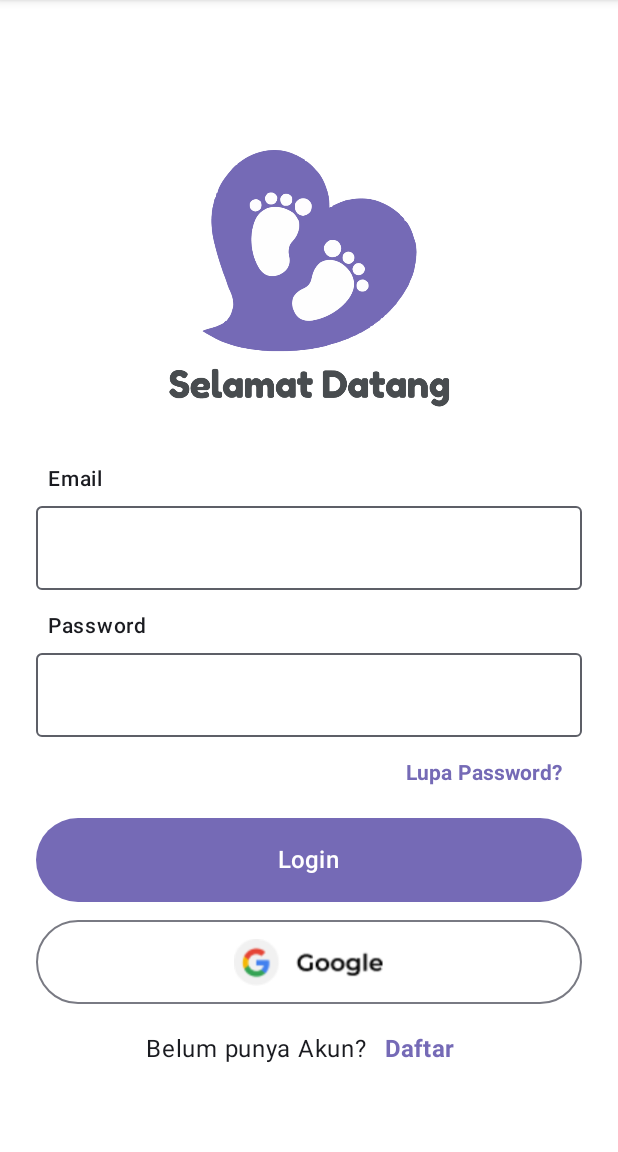
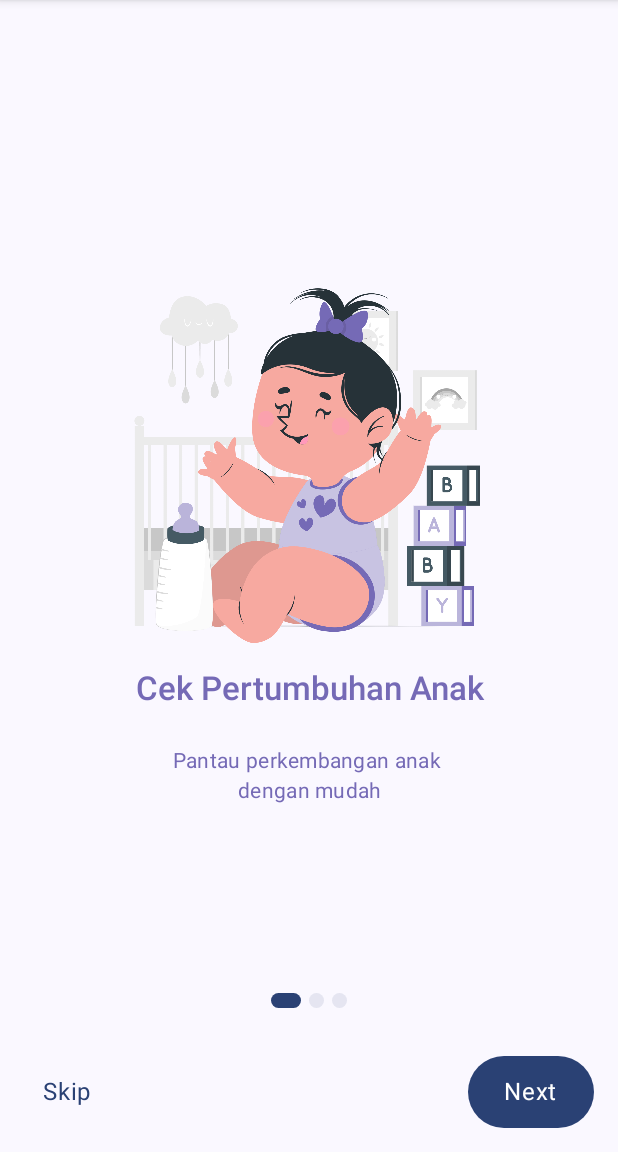
Before and after one commit to stuncare/stuncare-app, an Android app built with Jetpack Compose: the screen it shows after launch (MainActivity), on a phone screen of 412 x 824 dp, the part 84-1236 px from its top. Run offline under Robolectric (Android 15) with nearby library versions, the phone set to English and light mode, and no system bars; our stand-ins replace Dagger/Hilt's generated code, Firebase (no records; nobody signed in at launch, a user with empty details on screens opened directly).

Commit message:
add onboarding screen

```diff
--- a/app/src/main/java/com/widyawacana/stuncare/data/DummyData.kt
+++ b/app/src/main/java/com/widyawacana/stuncare/data/local/dummy/DummyData.kt
@@ -1,4 +1,4 @@
-package com.widyawacana.stuncare.data
+package com.widyawacana.stuncare.data.local.dummy
 
 import com.widyawacana.stuncare.R
 import com.widyawacana.stuncare.model.Resep
--- /dev/null
+++ b/app/src/main/java/com/widyawacana/stuncare/data/local/dummy/OnboardingData.kt
@@ -0,0 +1,25 @@
+package com.widyawacana.stuncare.data.local.dummy
+
+import com.widyawacana.stuncare.R
+import com.widyawacana.stuncare.model.OnBoardingItem
+
+object OnBoardingData {
+
+    val onBoardingItems = listOf(
+        OnBoardingItem(
+            resId = R.drawable.img_onboarding1,
+            title = "Cek Pertumbuhan Anak",
+            description = "Pantau perkembangan anak \ndengan mudah"
+        ),
+        OnBoardingItem(
+            resId = R.drawable.img_onboarding2,
+            title = "Konsultasi dengan Chatbot",
+            description = "Konsultasi dengan Chatbot \nyang berpengalaman"
+        ),
+        OnBoardingItem(
+            resId = R.drawable.img_onboarding3,
+            title = "Anjuran Menu Mpasi",
+            description = "Ayo temukan berbagai menu makanan \nsehari-hari untuk si buah hati"
+        ),
+    )
+}
--- /dev/null
+++ b/app/src/main/java/com/widyawacana/stuncare/model/OnboardingItem.kt
@@ -0,0 +1,8 @@
+package com.widyawacana.stuncare.model
+
+
+data class OnBoardingItem(
+    val resId: Int,
+    val title: String,
+    val description: String
+)
--- a/app/src/main/java/com/widyawacana/stuncare/ui/navigation/Screen.kt
+++ b/app/src/main/java/com/widyawacana/stuncare/ui/navigation/Screen.kt
@@ -26,4 +26,5 @@ sealed class Screen (val route: String){
     data object Register: Screen("register")
     data object Splash: Screen("splash")
     data object Chatbot: Screen("chatbot")
+    data object Onboarding: Screen("onboarding")
 }
--- a/app/src/main/java/com/widyawacana/stuncare/ui/presentation/StuncareApp.kt
+++ b/app/src/main/java/com/widyawacana/stuncare/ui/presentation/StuncareApp.kt
@@ -40,6 +40,7 @@ import com.widyawacana.stuncare.ui.presentation.gizianak.StatusGiziAnakScreen
 import com.widyawacana.stuncare.ui.presentation.gizianak.giziawalpage
 import com.widyawacana.stuncare.ui.presentation.kehamilan.PerkembanganKehamilanScreen
 import com.widyawacana.stuncare.ui.presentation.kehamilan.StatusPerkembanganKehamilanScreen
+import com.widyawacana.stuncare.ui.presentation.onboarding.OnboardingScreen
 import com.widyawacana.stuncare.ui.presentation.profile.AboutScreen
 import com.widyawacana.stuncare.ui.presentation.profile.ContactUsScreen
 import com.widyawacana.stuncare.ui.presentation.profile.EditProfileScreen
@@ -49,6 +50,7 @@ import com.widyawacana.stuncare.ui.presentation.register.PageRegister
 import com.widyawacana.stuncare.ui.presentation.resep.DetailResepScreen
 import com.widyawacana.stuncare.ui.presentation.resep.MenuSarapanScreen
 import com.widyawacana.stuncare.ui.presentation.resep.ResepScreen
+import com.widyawacana.stuncare.ui.presentation.splash.SplashScreen
 import com.widyawacana.stuncare.ui.presentation.webinar.DetailWebinarScreen
 import com.widyawacana.stuncare.ui.presentation.webinar.WebinarScreen
 import com.widyawacana.stuncare.utils.shouldShowBottomBar
@@ -71,7 +73,7 @@ fun StuncareApp(modifier: Modifier = Modifier,  navController: NavHostController
     ) {contentPadding ->
         NavHost(
             navController = navController,
-            startDestination = Screen.Login.route,
+            startDestination = Screen.Splash.route,
             modifier = modifier.padding(contentPadding)
         ) {
             composable(Screen.Home.route) {
@@ -203,6 +205,16 @@ fun StuncareApp(modifier: Modifier = Modifier,  navController: NavHostController
             ) { navBackStackEntry ->
                 ChatbotScreen()
             }
+
+            composable(Screen.Splash.route) {
+                SplashScreen(navController = navController)
+            }
+
+            composable(
+                Screen.Onboarding.route
+            ) { navBackStackEntry ->
+                OnboardingScreen(navController = navController)
+            }
         }
 
     }
--- a/app/src/main/java/com/widyawacana/stuncare/ui/presentation/gizianak/statusanak.kt
+++ b/app/src/main/java/com/widyawacana/stuncare/ui/presentation/gizianak/statusanak.kt
@@ -36,6 +36,7 @@ import androidx.compose.ui.text.font.FontWeight
 import androidx.compose.ui.unit.dp
 import androidx.compose.ui.unit.sp
 import androidx.navigation.NavController
+import com.widyawacana.stuncare.ui.navigation.Screen
 
 @OptIn(ExperimentalMaterial3Api::class)
 @Composable
@@ -46,7 +47,7 @@ fun StatusGiziAnakScreen(modifier: Modifier = Modifier,
         CenterAlignedTopAppBar(colors = TopAppBarDefaults.topAppBarColors(
             containerColor = Color(0xFF756AB6)
         ), title = { Text(text = "Status Pertumbuhan Anak", color = Color.White) }, navigationIcon = {
-            IconButton(onClick = { navController.popBackStack() }) {
+            IconButton(onClick = { navController.navigate(Screen.Home.route) }) {
                 Icon(
                     imageVector = Icons.Default.ArrowBackIosNew,
                     contentDescription = "Back Icon",
--- a/app/src/main/java/com/widyawacana/stuncare/ui/presentation/kehamilan/StatusPerkembanganKehamilanScreen.kt
+++ b/app/src/main/java/com/widyawacana/stuncare/ui/presentation/kehamilan/StatusPerkembanganKehamilanScreen.kt
@@ -39,6 +39,7 @@ import androidx.compose.ui.unit.dp
 import androidx.compose.ui.unit.sp
 import androidx.navigation.NavController
 import com.widyawacana.stuncare.R
+import com.widyawacana.stuncare.ui.navigation.Screen
 
 @OptIn(ExperimentalMaterial3Api::class)
 @Composable
@@ -50,7 +51,7 @@ fun StatusPerkembanganKehamilanScreen(navController: NavController) {
             ),
                 title = { Text(text = "Status Kehamilan", color = Color.White) },
                 navigationIcon = {
-                    IconButton(onClick = { navController.popBackStack() }) {
+                    IconButton(onClick = { navController.navigate(Screen.Home.route) }) {
                         Icon(
                             imageVector = Icons.Default.ArrowBackIosNew,
                             contentDescription = "Back Icon",
--- /dev/null
+++ b/app/src/main/java/com/widyawacana/stuncare/ui/presentation/onboarding/OnboardingScreen.kt
@@ -0,0 +1,202 @@
+package com.widyawacana.stuncare.ui.presentation.onboarding
+
+import androidx.compose.foundation.ExperimentalFoundationApi
+import androidx.compose.foundation.Image
+import androidx.compose.foundation.background
+import androidx.compose.foundation.layout.Arrangement
+import androidx.compose.foundation.layout.Box
+import androidx.compose.foundation.layout.Column
+import androidx.compose.foundation.layout.Row
+import androidx.compose.foundation.layout.Spacer
+import androidx.compose.foundation.layout.fillMaxWidth
+import androidx.compose.foundation.layout.height
+import androidx.compose.foundation.layout.padding
+import androidx.compose.foundation.layout.width
+import androidx.compose.foundation.pager.HorizontalPager
+import androidx.compose.foundation.pager.rememberPagerState
+import androidx.compose.foundation.shape.RoundedCornerShape
+import androidx.compose.material3.Button
+import androidx.compose.material3.MaterialTheme
+import androidx.compose.material3.Scaffold
+import androidx.compose.material3.Text
+import androidx.compose.material3.TextButton
+import androidx.compose.runtime.Composable
+import androidx.compose.runtime.LaunchedEffect
+import androidx.compose.runtime.getValue
+import androidx.compose.runtime.mutableIntStateOf
+import androidx.compose.runtime.remember
+import androidx.compose.runtime.rememberCoroutineScope
+import androidx.compose.runtime.snapshotFlow
+import androidx.compose.ui.Alignment
+import androidx.compose.ui.Modifier
+import androidx.compose.ui.draw.clip
+import androidx.compose.ui.graphics.Color
+import androidx.compose.ui.res.painterResource
+import androidx.compose.ui.text.font.FontWeight
+import androidx.compose.ui.text.style.TextAlign
+import androidx.compose.ui.unit.dp
+import androidx.navigation.NavController
+import com.google.firebase.auth.FirebaseAuth
+import com.widyawacana.stuncare.data.local.dummy.OnBoardingData
+import com.widyawacana.stuncare.model.OnBoardingItem
+import com.widyawacana.stuncare.ui.navigation.Screen
+import kotlinx.coroutines.launch
+
+@Composable
+fun OnboardingScreen(navController: NavController,
+                     modifier: Modifier = Modifier
+) {
+    val onBoardings = OnBoardingData.onBoardingItems
+
+    OnBoardingContent(
+        onBoardings = onBoardings,
+        moveToLogin = {
+            if (FirebaseAuth.getInstance().currentUser?.email.isNullOrEmpty()) {
+                navController.navigate(Screen.Login.route) {
+                    popUpTo(Screen.Onboarding.route) {
+                        inclusive = true
+                    }
+                }
+            } else {
+                navController.navigate(Screen.Home.route) {
+                    popUpTo(Screen.Onboarding.route) {
+                        inclusive = true
+                    }
+                }
+            }
+        },
+        modifier = modifier
+    )
+}
+
+@OptIn(ExperimentalFoundationApi::class)
+@Composable
+fun OnBoardingContent(
+    onBoardings: List<OnBoardingItem>,
+    moveToLogin: () -> Unit,
+    modifier: Modifier = Modifier
+) {
+    val scope = rememberCoroutineScope()
+    val pagerState = rememberPagerState(pageCount = { onBoardings.size })
+    val (selectedPage, setSelectedPage) = remember {
+        mutableIntStateOf(0)
+    }
+
+    LaunchedEffect(pagerState) {
+        snapshotFlow { pagerState.currentPage }.collect { page ->
+            setSelectedPage(page)
+        }
+    }
+
+    Scaffold {
+        Column(modifier = modifier.padding(it)) {
+            HorizontalPager(
+                state = pagerState,
+                modifier = Modifier.weight(0.6f)
+            ) { page ->
+                Column(
+                    horizontalAlignment = Alignment.CenterHorizontally,
+                    verticalArrangement = Arrangement.Center,
+                    modifier = Modifier
+                        .fillMaxWidth()
+                        .padding(24.dp)
+                ) {
+
+                    Image(painter = painterResource(id = onBoardings[page].resId) , contentDescription = "", modifier  = Modifier.height(280.dp))
+                    Text(
+                        text = onBoardings[page].title,
+                        style = MaterialTheme.typography.titleLarge,
+                        textAlign = TextAlign.Center,
+                        fontWeight = FontWeight.SemiBold,
+                        color = Color(0xFF756AB6)
+                    )
+                    Spacer(modifier = Modifier.height(24.dp))
+                    Text(
+                        text = onBoardings[page].description,
+                        style = MaterialTheme.typography.bodyMedium,
+                        textAlign = TextAlign.Center,
+                        color = Color(0xFF756AB6)
+                    )
+                }
+            }
+
+            Row(
+                horizontalArrangement = Arrangement.Center,
+                modifier = Modifier
+                    .fillMaxWidth()
+                    .padding(16.dp)
+            ) {
+                for (i in onBoardings.indices) {
+                    Box(
+                        modifier = Modifier
+                            .padding(end = if (i == onBoardings.size - 1) 0.dp else 5.dp)
+                            .width(if (i == selectedPage) 20.dp else 10.dp)
+                            .height(10.dp)
+                            .clip(RoundedCornerShape(10.dp))
+                            .background(
+                                if (i == selectedPage) MaterialTheme.colorScheme.primary else MaterialTheme.colorScheme.primary.copy(
+                                    alpha = 0.1f
+                                )
+                            )
+                    )
+                }
+            }
+
+            if (selectedPage != onBoardings.size - 1) {
+                Row(
+                    horizontalArrangement = Arrangement.SpaceBetween,
+                    modifier = Modifier
+                        .fillMaxWidth()
+                        .padding(16.dp)
+                ) {
+                    TextButton(
+                        onClick = {
+                            scope.launch {
+                                pagerState.animateScrollToPage(onBoardings.size - 1)
+                            }
+                        },
+                        modifier = Modifier.height(48.dp)
+                    ) {
+                        Text(
+                            text = "Skip",
+                            style = MaterialTheme.typography.bodyLarge
+                        )
+                    }
+
+                    Button(
+                        onClick = {
+                            scope.launch {
+                                val nextPage = selectedPage + 1
+                                pagerState.animateScrollToPage(nextPage)
+                            }
+                        },
+                        modifier = Modifier.height(48.dp)
+                    ) {
+                        Text(
+                            text = "Next",
+                            style = MaterialTheme.typography.bodyLarge
+                        )
+                    }
+                }
+            }
+
+            if (selectedPage == onBoardings.size - 1) {
+                Button(
+                    onClick = {
+                        moveToLogin()
+                    },
+                    modifier = Modifier
+                        .padding(16.dp)
+                        .fillMaxWidth()
+                        .height(48.dp)
+                        .clip(MaterialTheme.shapes.extraLarge)
+                ) {
+                    Text(
+                        text = "Get Started",
+                        style = MaterialTheme.typography.bodyLarge
+                    )
+                }
+            }
+        }
+    }
+}
--- a/app/src/main/java/com/widyawacana/stuncare/ui/presentation/splash/SplashScreen.kt
+++ b/app/src/main/java/com/widyawacana/stuncare/ui/presentation/splash/SplashScreen.kt
@@ -54,7 +54,7 @@ fun SplashScreen(navController: NavController) {
                     }
                 }
             } else {
-                navController.navigate(Screen.Login.route) {
+                navController.navigate(Screen.Onboarding.route) {
                     popUpTo(Screen.Splash.route) {
                         inclusive = true
                     }
--- a/app/src/main/java/com/widyawacana/stuncare/ui/presentation/webinar/WebinarScreen.kt
+++ b/app/src/main/java/com/widyawacana/stuncare/ui/presentation/webinar/WebinarScreen.kt
@@ -1,6 +1,5 @@
 package com.widyawacana.stuncare.ui.presentation.webinar
 
-import android.widget.Space
 import androidx.compose.foundation.Image
 import androidx.compose.foundation.background
 import androidx.compose.foundation.horizontalScroll
@@ -43,8 +42,7 @@ import androidx.compose.ui.text.font.FontWeight
 import androidx.compose.ui.unit.dp
 import androidx.compose.ui.unit.sp
 import androidx.navigation.NavController
-import com.widyawacana.stuncare.data.DummyData
-import com.widyawacana.stuncare.model.Resep
+import com.widyawacana.stuncare.data.local.dummy.DummyData
 import com.widyawacana.stuncare.model.Webinar
 import com.widyawacana.stuncare.ui.navigation.Screen
 
```
Also changed, not shown: app/src/main/java/com/widyawacana/stuncare/ui/presentation/artikel/pageartikelawal.kt (+1 -6 lines), app/src/main/java/com/widyawacana/stuncare/ui/presentation/beranda/HomeScreen.kt (+1 -7 lines), app/src/main/java/com/widyawacana/stuncare/ui/presentation/gizianak/pagegizianak.kt (+72 -51 lines), app/src/main/java/com/widyawacana/stuncare/ui/presentation/resep/MenuSarapanScreen.kt (+1 -7 lines), app/src/main/java/com/widyawacana/stuncare/ui/presentation/resep/ResepScreen.kt (+1 -8 lines), app/src/main/res/drawable/img_onboarding1.png (added), app/src/main/res/drawable/img_onboarding2.png (added), app/src/main/res/drawable/img_onboarding3.png (added).
